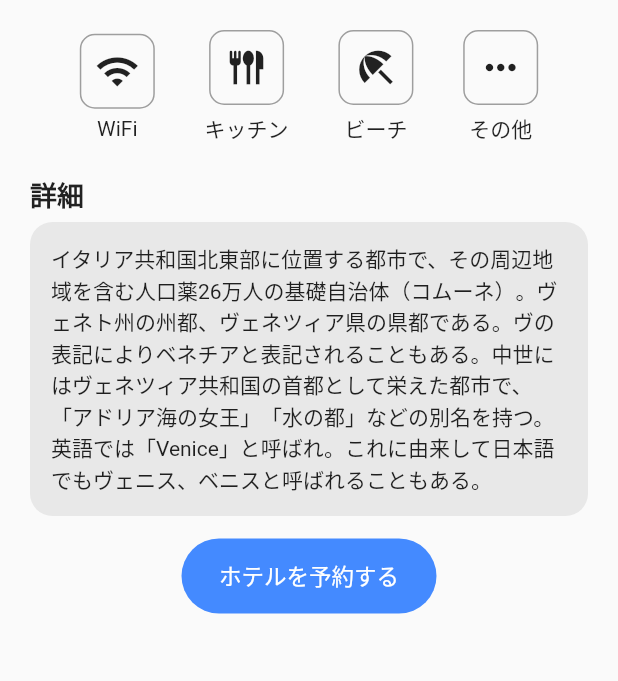
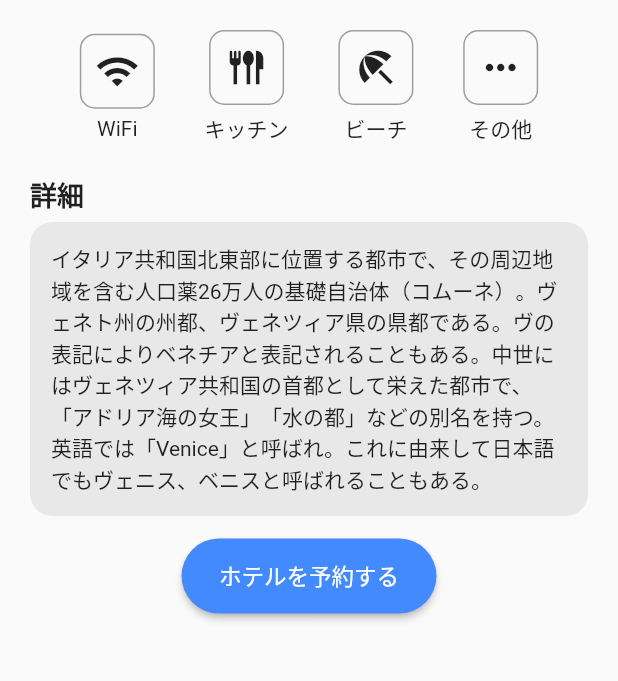
Before and after one commit to Kouyou-Ishibashi/task, a Flutter app: the Task1 screen opened directly, on a phone screen of 412 x 824 dp, the part 480-1161 px from its top. Run offline on Flutter 3.47's test engine with Material 2 defaults, Android fonts, the phone set to English and light mode, and no system bars.

Commit message:
ボタンの仕様変更

```diff
--- a/lib/task_1.dart
+++ b/lib/task_1.dart
@@ -236,12 +236,13 @@ class Task1 extends StatelessWidget {
                 margin: const EdgeInsets.only(top: 5),
                 height: 50,
                 width: 170,
-                decoration: BoxDecoration(
-                  borderRadius: BorderRadius.circular(50),
-                  color: Colors.blueAccent,
-                ),
-                child: TextButton(
+                child: ElevatedButton(
                   onPressed: () {},
+                  style: ElevatedButton.styleFrom(
+                    primary: Colors.blueAccent,
+                    onPrimary: Colors.black,
+                    shape: const StadiumBorder(),
+                  ),
                   child: const Text(
                     'ホテルを予約する',
                     style: TextStyle(color: Colors.white, fontSize: 15),
```
